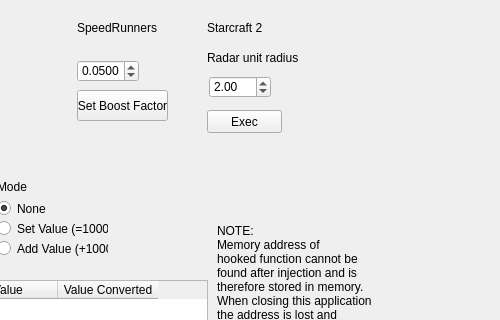
This is speedrunners.ui in orkido/cheats as Qt 5 draws it before an edit; both pictures show x 573 to 1073 and y 0 to 320 of the 1073 by 659 pixel window. The edited form follows.
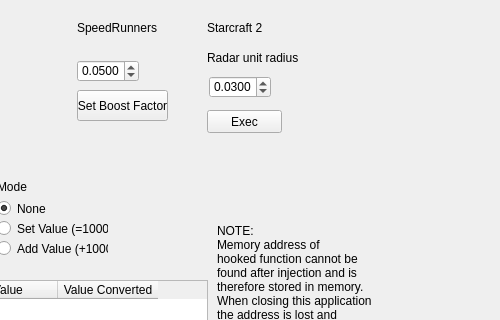
This is the edited form.

Diff of the .ui file:
```diff
--- a/speedrunners.ui
+++ b/speedrunners.ui
@@ -532,6 +532,9 @@
       <height>22</height>
      </rect>
     </property>
+    <property name="decimals">
+     <number>4</number>
+    </property>
     <property name="maximum">
      <double>100000.000000000000000</double>
     </property>
@@ -539,7 +542,7 @@
      <double>0.100000000000000</double>
     </property>
     <property name="value">
-     <double>2.000000000000000</double>
+     <double>0.030000000000000</double>
     </property>
    </widget>
    <widget class="QLabel" name="label_15">
```
Left out of the diff: 5 changed lines with no effect on the pictures.
